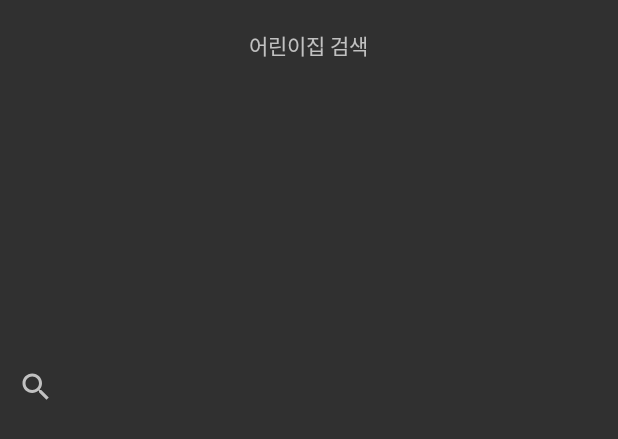
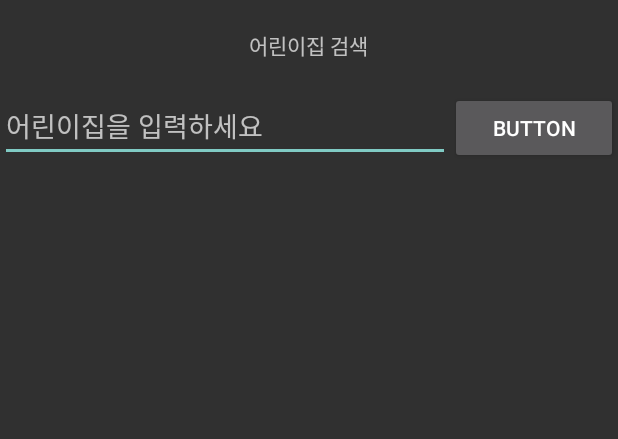
Before and after one commit to KimDDoHyeon/ChildAirAndroid, an Android app: the layout activity_search.xml on its own in the app's theme, with its tools: preview values and no code run, on a phone screen of 412 x 824 dp. Shown: the top 439 px of the screen. Run offline under Robolectric (Android 15) with nearby library versions, the phone set to English and light mode, and no system bars.

Commit message:
서비 레이아웃 수정

```diff
--- a/app/src/main/res/layout/activity_search.xml
+++ b/app/src/main/res/layout/activity_search.xml
@@ -27,30 +27,26 @@
         app:layout_constraintTop_toBottomOf="@+id/frameLayout2"
         tools:layout_editor_absoluteX="88dp">
 
-
         <LinearLayout
             android:layout_width="match_parent"
             android:layout_height="match_parent"
             android:layout_weight="1"
             android:orientation="horizontal">
 
-    <SearchView
-        android:id="@+id/searchview"
-        android:layout_width="match_parent"
-        android:layout_height="match_parent"
-        android:orientation="vertical"/>
+            <EditText
+                android:id="@+id/et"
+                android:layout_width="300dp"
+                android:layout_height="wrap_content"
+                android:hint="어린이집을 입력하세요" />
 
-        <TextView
-            android:id="@+id/textView3"
-            android:layout_width="match_parent"
+            <Button
+                android:id="@+id/Btn"
+                android:layout_width="wrap_content"
                 android:layout_height="wrap_content"
-            android:text="자녀가 다니는 어린이집을 검색하세요." />
+                android:layout_weight="1"
+                android:text="Button" />
 
-        <SearchView
-            android:layout_width="match_parent"
-            android:layout_height="66dp"/>
         </LinearLayout>
-
 
     </com.google.android.material.textfield.TextInputLayout>
 
```
Also changed, not shown: 1 other file. Lines whose indentation alone changed are shown as unchanged.
